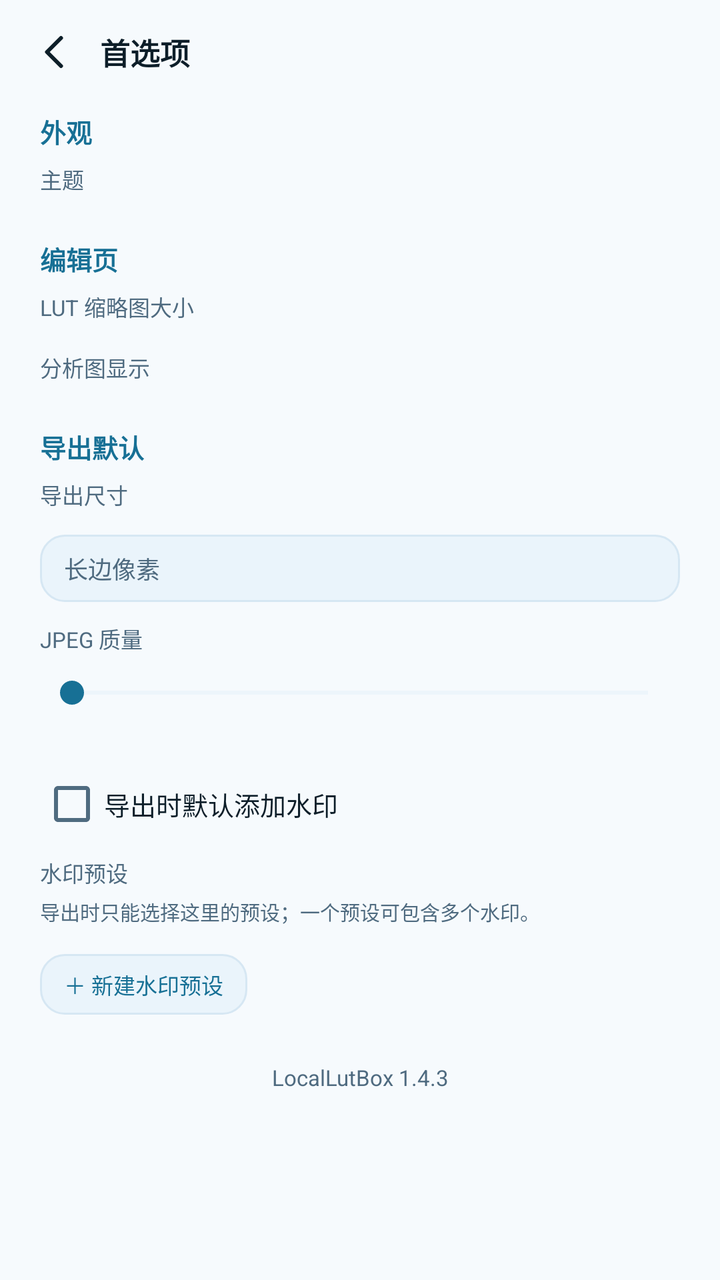
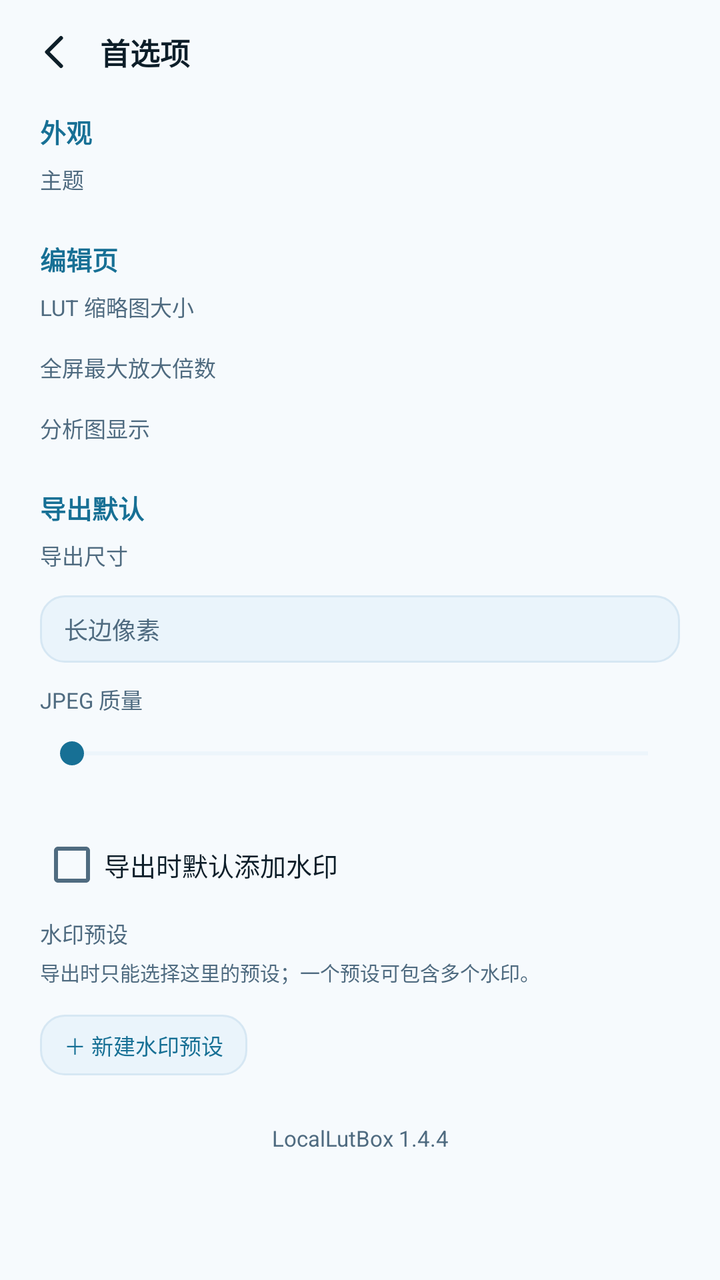

Screens rendered from an Android XML layout before and after an edit, with the pre-edit source and the edit as a unified diff.
<!-- AndroidManifest.xml: application theme AppTheme_Dark -->
<!-- res/layout/activity_prefs.xml -->
<?xml version="1.0" encoding="utf-8"?>
<LinearLayout xmlns:android="http://schemas.android.com/apk/res/android"
    android:layout_width="match_parent"
    android:layout_height="match_parent"
    android:orientation="vertical"
    android:background="@color/bg">

    <LinearLayout
        android:layout_width="match_parent"
        android:layout_height="52dp"
        android:orientation="horizontal"
        android:gravity="center_vertical"
        android:paddingLeft="8dp"
        android:paddingRight="16dp">

        <ImageView
            android:id="@+id/btnBack"
            android:layout_width="40dp"
            android:layout_height="40dp"
            android:padding="8dp"
            android:src="@drawable/ic_back"
            android:tint="@color/text"
            android:clickable="true"
            android:focusable="true"
            android:contentDescription="返回" />

        <TextView
            android:layout_width="0dp"
            android:layout_height="wrap_content"
            android:layout_weight="1"
            android:layout_marginLeft="2dp"
            android:text="首选项"
            android:textColor="@color/text"
            android:textSize="15sp"
            android:textStyle="bold" />
    </LinearLayout>

    <ScrollView
        android:layout_width="match_parent"
        android:layout_height="0dp"
        android:layout_weight="1"
        android:scrollbars="none">

        <LinearLayout
            android:layout_width="match_parent"
            android:layout_height="wrap_content"
            android:orientation="vertical"
            android:paddingLeft="20dp"
            android:paddingRight="20dp"
            android:paddingBottom="28dp">

            <TextView
                style="@style/PrefsSection"
                android:text="外观" />

            <TextView
                style="@style/PrefsLabel"
                android:text="主题" />

            <LinearLayout
                android:id="@+id/themeRow"
                android:layout_width="match_parent"
                android:layout_height="wrap_content"
                android:orientation="horizontal" />

            <TextView
                style="@style/PrefsSection"
                android:layout_marginTop="18dp"
                android:text="编辑页" />

            <TextView
                style="@style/PrefsLabel"
                android:text="LUT 缩略图大小" />

            <LinearLayout
                android:id="@+id/lutSizeRow"
                android:layout_width="match_parent"
                android:layout_height="wrap_content"
                android:orientation="horizontal" />

            <TextView
                style="@style/PrefsLabel"
                android:layout_marginTop="10dp"
                android:text="分析图显示" />

            <LinearLayout
                android:id="@+id/graphRow"
                android:layout_width="match_parent"
                android:layout_height="wrap_content"
                android:orientation="horizontal" />

            <TextView
                style="@style/PrefsSection"
                android:layout_marginTop="18dp"
                android:text="导出默认" />

            <TextView
                style="@style/PrefsLabel"
                android:text="导出尺寸" />

            <LinearLayout
                android:id="@+id/exportModeRow"
                android:layout_width="match_parent"
                android:layout_height="wrap_content"
                android:orientation="horizontal" />

            <EditText
                android:id="@+id/exportSizeValue"
                android:layout_width="match_parent"
                android:layout_height="wrap_content"
                android:layout_marginTop="8dp"
                android:background="@drawable/bg_chip"
                android:inputType="number"
                android:maxLength="5"
                android:paddingLeft="12dp"
                android:paddingRight="12dp"
                android:paddingTop="8dp"
                android:paddingBottom="8dp"
                android:textColor="@color/text"
                android:textSize="12sp"
                android:hint="长边像素"
                android:textColorHint="@color/muted" />

            <TextView
                style="@style/PrefsLabel"
                android:layout_marginTop="10dp"
                android:text="JPEG 质量" />

            <SeekBar
                android:id="@+id/qualityBar"
                android:layout_width="match_parent"
                android:layout_height="30dp"
                android:max="100"
                android:progressTint="@color/accent"
                android:progressBackgroundTint="@color/stroke"
                android:thumbTint="@color/accent" />

            <TextView
                android:id="@+id/qualityValue"
                android:layout_width="match_parent"
                android:layout_height="wrap_content"
                android:gravity="end"
                android:textColor="@color/muted"
                android:textSize="11sp" />

            <CheckBox
                android:id="@+id/watermarkCheck"
                android:layout_width="wrap_content"
                android:layout_height="wrap_content"
                android:layout_marginTop="10dp"
                android:text="导出时默认添加水印"
                android:textColor="@color/text"
                android:textSize="13sp" />

            <TextView
                style="@style/PrefsLabel"
                android:layout_marginTop="10dp"
                android:text="水印预设" />

            <TextView
                android:layout_width="match_parent"
                android:layout_height="wrap_content"
                android:text="导出时只能选择这里的预设；一个预设可包含多个水印。"
                android:textColor="@color/muted"
                android:textSize="10sp" />

            <LinearLayout
                android:id="@+id/watermarkPresetList"
                android:layout_width="match_parent"
                android:layout_height="wrap_content"
                android:layout_marginTop="6dp"
                android:orientation="vertical" />

            <TextView
                android:id="@+id/btnAddWmPreset"
                android:layout_width="wrap_content"
                android:layout_height="wrap_content"
                android:layout_marginTop="8dp"
                android:background="@drawable/bg_chip"
                android:paddingLeft="12dp"
                android:paddingRight="12dp"
                android:paddingTop="7dp"
                android:paddingBottom="7dp"
                android:text="＋ 新建水印预设"
                android:textColor="@color/accent"
                android:textSize="11sp"
                android:clickable="true"
                android:focusable="true" />

            <TextView
                android:layout_width="match_parent"
                android:layout_height="wrap_content"
                android:layout_marginTop="24dp"
                android:gravity="center"
                android:text="LocalLutBox 1.4.3"
                android:textColor="@color/muted"
                android:textSize="11sp" />
        </LinearLayout>
    </ScrollView>
</LinearLayout>
<!-- resources referenced by this layout -->
<resources>
  <color name="accent">#177095</color>
  <color name="bg">#F6FAFD</color>
  <color name="muted">#4F6B80</color>
  <color name="stroke">#D6E7F3</color>
  <color name="text">#0D1E29</color>
  <!-- drawable bg_chip (drawable) -->
  <?xml version="1.0" encoding="utf-8"?>
  <shape xmlns:android="http://schemas.android.com/apk/res/android" android:shape="rectangle">
      <solid android:color="@color/surface2" />
      <corners android:radius="12dp" />
      <stroke android:width="1dp" android:color="@color/stroke" />
  </shape>
  <!-- drawable ic_back (drawable) -->
  <?xml version="1.0" encoding="utf-8"?>
  <vector xmlns:android="http://schemas.android.com/apk/res/android"
      android:width="24dp" android:height="24dp"
      android:viewportWidth="24" android:viewportHeight="24">
      <path
          android:pathData="M14.5 5L7.5 12l7 7"
          android:fillColor="#00000000"
          android:strokeColor="#FFFFFFFF"
          android:strokeWidth="2"
          android:strokeLineCap="round"
          android:strokeLineJoin="round" />
  </vector>
  <style name="PrefsLabel">
          <item name="android:layout_width">match_parent</item>
          <item name="android:layout_height">wrap_content</item>
          <item name="android:layout_marginBottom">4dp</item>
          <item name="android:textColor">@color/muted</item>
          <item name="android:textSize">11sp</item>
      </style>
  <style name="PrefsSection">
          <item name="android:layout_width">match_parent</item>
          <item name="android:layout_height">wrap_content</item>
          <item name="android:layout_marginTop">4dp</item>
          <item name="android:layout_marginBottom">6dp</item>
          <item name="android:textColor">@color/accent</item>
          <item name="android:textSize">13sp</item>
          <item name="android:textStyle">bold</item>
      </style>
  <style name="AppTheme_Dark" parent="@android:style/Theme.Material.NoActionBar">
          <item name="android:windowBackground">@color/bg</item>
          <item name="android:colorAccent">@color/accent</item>
          <item name="android:statusBarColor">@color/bg</item>
          <item name="android:navigationBarColor">@color/bg</item>
          <item name="android:windowLightStatusBar">false</item>
          <item name="android:windowLightNavigationBar">false</item>
          <item name="android:textColorPrimary">@color/text</item>
          <item name="android:textColorSecondary">@color/muted</item>
      </style>
  <color name="surface2">#EAF4FB</color>
</resources>

<!-- the commit's change to res/layout/activity_prefs.xml (unified diff, before → after) -->
@@ -74,6 +74,17 @@
 
             <LinearLayout
                 android:id="@+id/lutSizeRow"
+                android:layout_width="match_parent"
+                android:layout_height="wrap_content"
+                android:orientation="horizontal" />
+
+            <TextView
+                style="@style/PrefsLabel"
+                android:layout_marginTop="10dp"
+                android:text="全屏最大放大倍数" />
+
+            <LinearLayout
+                android:id="@+id/zoomRow"
                 android:layout_width="match_parent"
                 android:layout_height="wrap_content"
                 android:orientation="horizontal" />
@@ -192,7 +203,7 @@
                 android:layout_height="wrap_content"
                 android:layout_marginTop="24dp"
                 android:gravity="center"
-                android:text="LocalLutBox 1.4.3"
+                android:text="LocalLutBox 1.4.4"
                 android:textColor="@color/muted"
                 android:textSize="11sp" />
         </LinearLayout>
